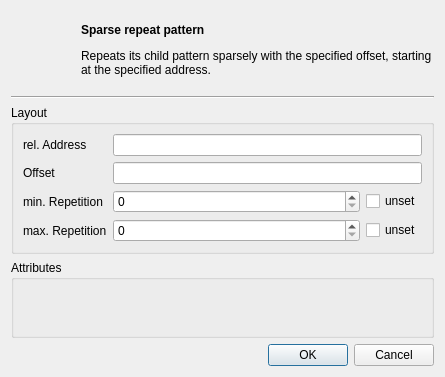
This is src/sparserepeatdialog.ui in dmr-tools/anytone-emu as Qt 5 draws it before an edit. The edited form follows.
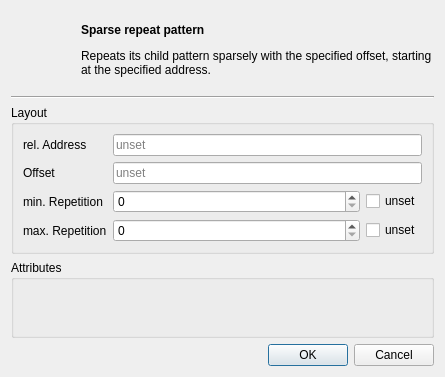
This is the edited form. Custom widgets are drawn as their Qt base class.

Patch:
```diff
--- a/src/sparserepeatdialog.ui
+++ b/src/sparserepeatdialog.ui
@@ -72,7 +72,11 @@
        </widget>
       </item>
       <item row="0" column="1">
-       <widget class="QLineEdit" name="address"/>
+       <widget class="QLineEdit" name="address">
+        <property name="placeholderText">
+         <string>unset</string>
+        </property>
+       </widget>
       </item>
       <item row="1" column="0">
        <widget class="QLabel" name="label_2">
@@ -82,7 +86,11 @@
        </widget>
       </item>
       <item row="1" column="1">
-       <widget class="QLineEdit" name="offset"/>
+       <widget class="QLineEdit" name="offset">
+        <property name="placeholderText">
+         <string>unset</string>
+        </property>
+       </widget>
       </item>
       <item row="2" column="0">
        <widget class="QLabel" name="label_3">
```
